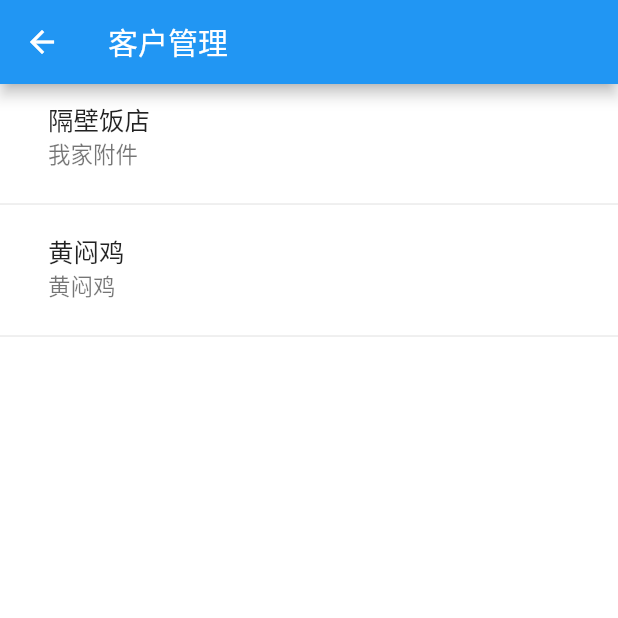
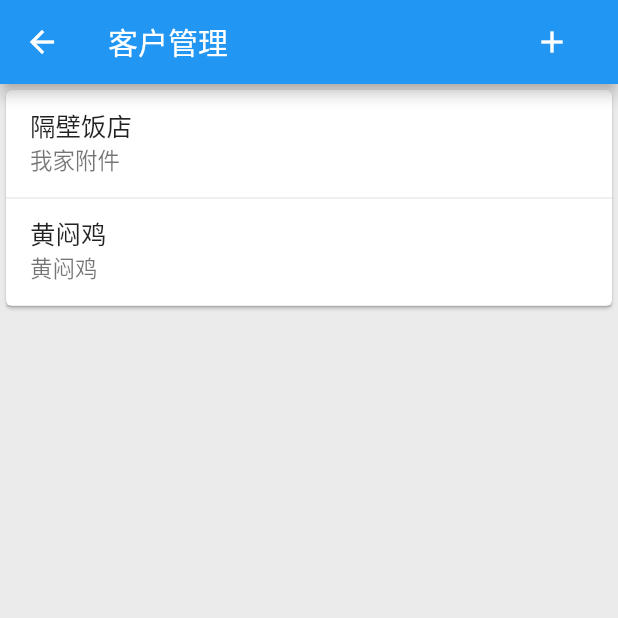
Before and after one commit to jicg/vegeshop, a Flutter app: the CustomManagerPage screen opened directly, on a phone screen of 412 x 824 dp, the top half of it. Run offline on Flutter 3.47's test engine with Material 2 defaults, Android fonts, the phone set to English and light mode, and no system bars; drawn by our look-alikes of flutter_slidable; our stand-ins replace flutter_spinkit, flutter_swiper, fluttertoast, sqflite; missing offline and left inert: simple_permissions; accounts and stored records are empty; network calls fail.

Commit message:
调整：客户管理界面

```diff
--- a/lib/main.dart
+++ b/lib/main.dart
@@ -29,6 +29,10 @@ class MyApp extends StatelessWidget {
         // or press Run > Flutter Hot Reload in IntelliJ). Notice that the
         // counter didn't reset back to zero; the application is not restarted.
         primarySwatch: Colors.blue,
+        pageTransitionsTheme: new PageTransitionsTheme(builders: const {
+          TargetPlatform.android: CupertinoPageTransitionsBuilder(),
+          TargetPlatform.iOS: CupertinoPageTransitionsBuilder(),
+        }),
         scaffoldBackgroundColor: new Color(0xFFEBEBEB),
       ),
 
--- a/lib/widgets/new/customer.dart
+++ b/lib/widgets/new/customer.dart
@@ -1,6 +1,7 @@
 import 'package:flutter/material.dart';
 import 'package:vegeshop/model/customer.dart';
 import 'package:vegeshop/widgets/comm/uicomm.dart';
+import 'package:flutter_slidable/flutter_slidable.dart';
 
 class CustomManagerPage extends StatefulWidget {
   @override
@@ -21,14 +22,24 @@ class CustomManagerState extends State<CustomManagerPage> {
     return new Scaffold(
         appBar: new AppBar(
           title: new Text("客户管理"),
+          actions: <Widget>[
+            new FlatButton(
+                onPressed: () {},
+                child: new Icon(
+                  Icons.add,
+                  color: Colors.white,
+                ))
+          ],
         ),
         body: loading
             ? UIComm.loading
-          : new Container(
+            : new Card(
                 color: Colors.white,
                 child: ListView.builder(
-                  itemCount: _customers.length * 2, itemBuilder: _itemBuilder)),
-    );
+                    shrinkWrap: true,
+                    itemCount: _customers.length * 2,
+                    itemBuilder: _itemBuilder),
+              ));
   }
 
   @override
@@ -38,18 +49,38 @@ class CustomManagerState extends State<CustomManagerPage> {
   }
 
   Widget _itemBuilder(BuildContext context, int index) {
-    /////
     if (index.isOdd) {
-      return new Divider();
+      return new Divider(
+        height: 0.0,
+      );
     }
     index = index ~/ 2;
     var c = _customers[index];
-    return new FlatButton(
-        onPressed: () {},
+    return new Slidable(
+      secondaryActions: <Widget>[
+        IconSlideAction(
+          caption: '编辑',
+          color: Colors.greenAccent,
+          icon: Icons.edit,
+          onTap: () {
+            UIComm.showInfo("编辑 ${c.name}");
+          },
+        ),
+        IconSlideAction(
+          caption: '删除',
+          color: Colors.red,
+          icon: Icons.delete,
+          onTap: () {
+            UIComm.showInfo("删除 ${c.name}");
+          },
+        ),
+      ],
       child: new ListTile(
         title: new Text("${c.name}"),
         subtitle: new Text("${c.desc}"),
-        ));
+      ),
+      delegate: new SlidableScrollDelegate(),
+    );
   }
 
   void loadData() async {
--- a/pubspec.yaml
+++ b/pubspec.yaml
@@ -26,6 +26,7 @@ dependencies:
   flutter_swiper: ^1.1.0
   flutter_webview_plugin: ^0.2.1+2
   fluttertoast: ^2.0.9
+  flutter_slidable: "^0.4.9"
   flutter_localizations:
     sdk: flutter
 
```
Lines whose indentation alone changed are shown as unchanged.
